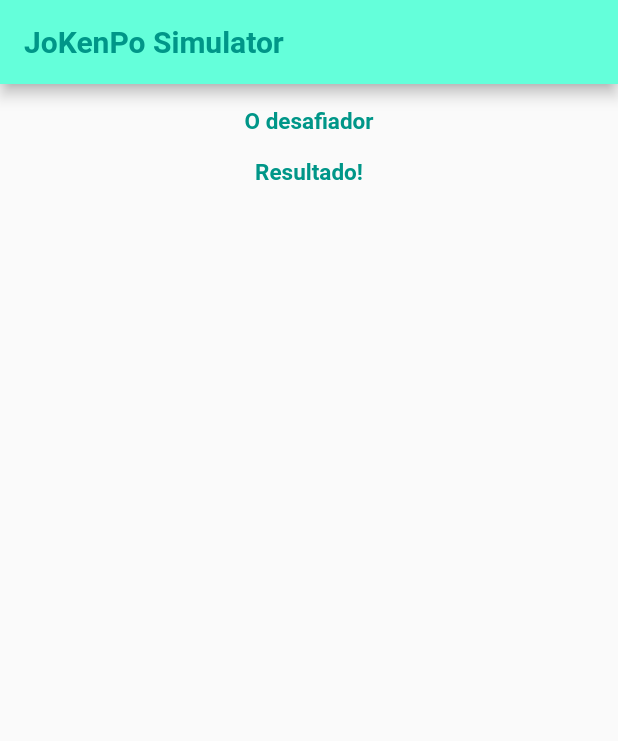
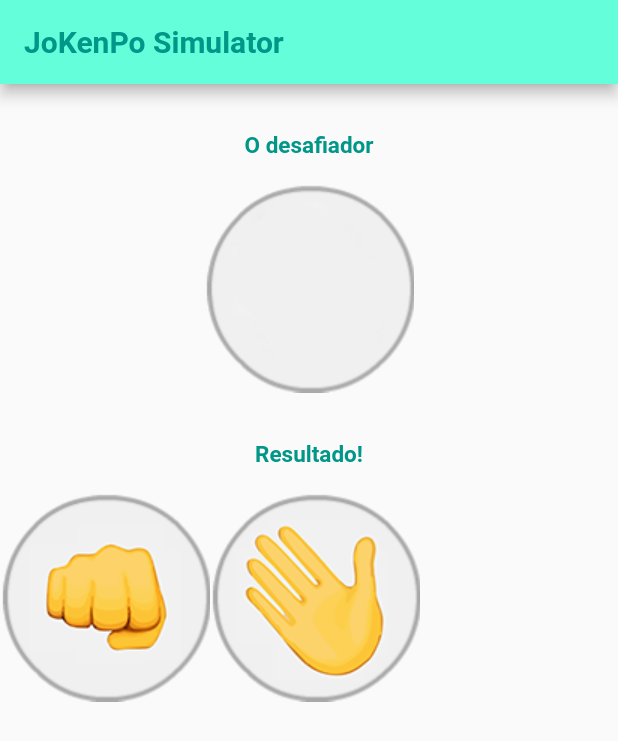
Before and after one commit to GuiQRSM/JoKenPo-Simulator, a Flutter app: the screen it shows after launch, on a phone screen of 412 x 824 dp. Shown: the top 741 px of the screen. Run offline on Flutter 3.47's test engine with Material 2 defaults, Android fonts, the phone set to English and light mode, and no system bars.

Commit message:
Implements a Container() inside the body attribute and places the Column inside the Container attribute.

```diff
--- a/lib/GameJKP.dart
+++ b/lib/GameJKP.dart
@@ -24,11 +24,13 @@ class _GamejkpState extends State<Gamejkp> {
         ),),
         backgroundColor: Colors.tealAccent,
       ),
-      body: Column(
+      body: Container(
+        width: double.infinity,
+        child: Column(
           mainAxisAlignment: MainAxisAlignment.start,
           children: <Widget>[
             Padding(
-            padding: EdgeInsets.all(16),
+              padding: EdgeInsets.only(top: 32, bottom: 16),
               child:Text(
                 "O desafiador",
                 style: TextStyle(
@@ -38,8 +40,12 @@ class _GamejkpState extends State<Gamejkp> {
                 ),
               ),
             ),
-          //Image.asset(),
-          Text(
+            Image.asset(
+              "images/padrao.png",
+            ),
+            Padding(
+              padding: EdgeInsets.only(top: 32, bottom: 16),
+              child: Text(
                 "$_text",
                 style: TextStyle(
                   fontSize: 15,
@@ -47,15 +53,21 @@ class _GamejkpState extends State<Gamejkp> {
                   fontWeight: FontWeight.w700,
                 ),
               ),
+            ),
              Row(
               children: <Widget>[
-              //Image.asset(),
-              //Image.asset(),
+                Image.asset(
+                  "images/pedra.png",
+                ),
+                Image.asset(
+                  "images/papel.png",
+                ),
                 //Image.asset(),
               ],
             )
           ],
         ),
+      ),
     );
   }
 }
```
Also changed, not shown: pubspec.yaml (+5 -2 lines). Lines whose indentation alone changed are shown as unchanged.
